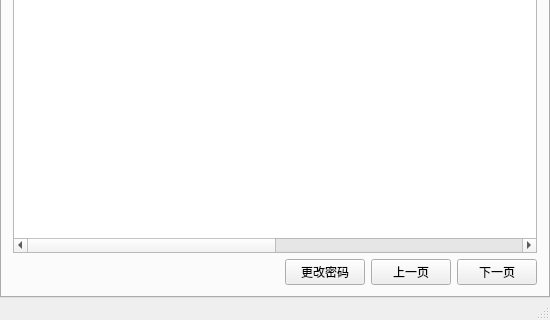
First picture: the form in tomcat/mainwindow.ui, repository lzk/statusmonitor, before the edit; both pictures show x 0 to 550 and y 157 to 477 of the 550 by 477 pixel window.
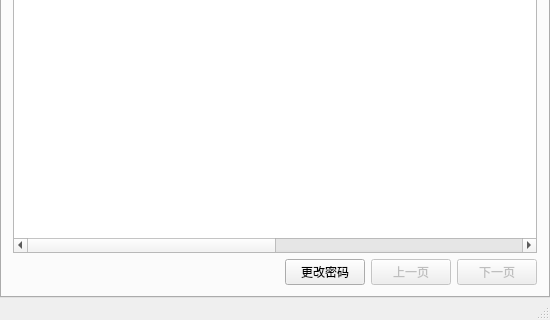
Second picture: the form after the edit. The open tabs and pages were chosen to show the change. Icons and pictures are not drawn.

```diff
--- a/tomcat/mainwindow.ui
+++ b/tomcat/mainwindow.ui
@@ -459,14 +459,20 @@
            </widget>
           </item>
           <item>
-           <widget class="QPushButton" name="pushButton_2">
+           <widget class="QPushButton" name="btn_prepage">
+            <property name="enabled">
+             <bool>false</bool>
+            </property>
             <property name="text">
              <string>上一页</string>
             </property>
            </widget>
           </item>
           <item>
-           <widget class="QPushButton" name="pushButton">
+           <widget class="QPushButton" name="btn_nextpage">
+            <property name="enabled">
+             <bool>false</bool>
+            </property>
             <property name="text">
              <string>下一页</string>
             </property>
```
Left out of the diff: 8 changed lines with no effect on the pictures.
